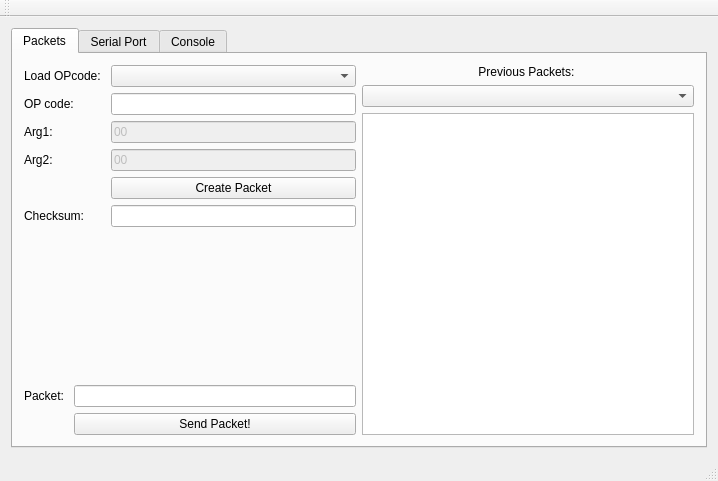
Before: the Qt Designer form loconet_test/train_rec/mainwindow.ui in ctag/cpe453, drawn with Qt 5.
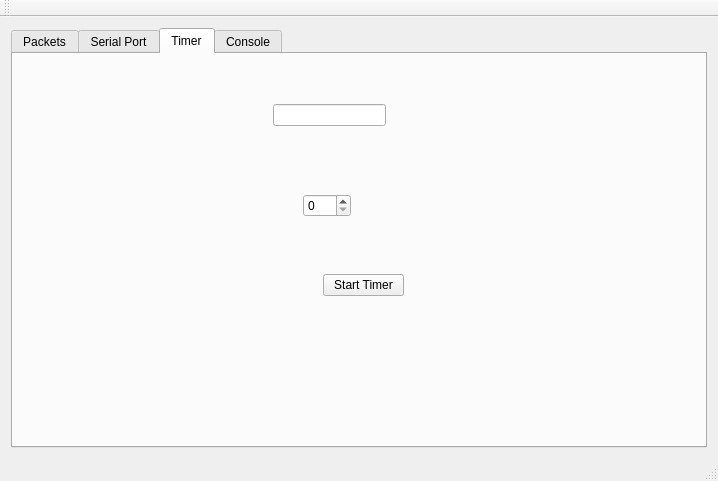
After: the same form once the commit is applied. The open tabs and pages were chosen to show the change.

Patch:
```diff
--- a/loconet_test/train_rec/mainwindow.ui
+++ b/loconet_test/train_rec/mainwindow.ui
@@ -250,6 +250,44 @@
         </widget>
        </widget>
       </widget>
+      <widget class="QWidget" name="tab">
+       <attribute name="title">
+        <string>Timer</string>
+       </attribute>
+       <widget class="QPushButton" name="pushButton_timerToggle">
+        <property name="geometry">
+         <rect>
+          <x>310</x>
+          <y>220</y>
+          <width>81</width>
+          <height>22</height>
+         </rect>
+        </property>
+        <property name="text">
+         <string>Start Timer</string>
+        </property>
+       </widget>
+       <widget class="QLineEdit" name="lineEdit_timerPacket">
+        <property name="geometry">
+         <rect>
+          <x>260</x>
+          <y>50</y>
+          <width>113</width>
+          <height>22</height>
+         </rect>
+        </property>
+       </widget>
+       <widget class="QSpinBox" name="spinBox_timerPeriod">
+        <property name="geometry">
+         <rect>
+          <x>290</x>
+          <y>140</y>
+          <width>48</width>
+          <height>23</height>
+         </rect>
+        </property>
+       </widget>
+      </widget>
       <widget class="QWidget" name="tab_console">
        <attribute name="title">
         <string>Console</string>
```
Left out of the diff: 2 changed lines with no effect on the pictures.
